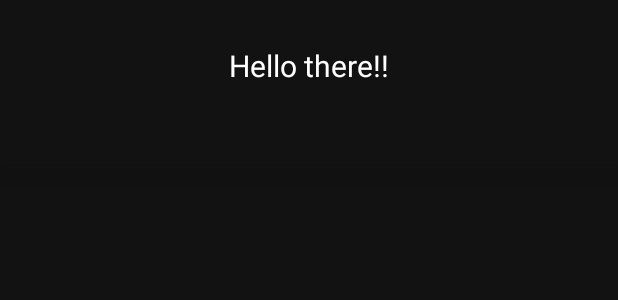
After one commit to sidsharma2002/PracticeApp, an Android app: the layout fragment_bottomsheet_home.xml on its own in the app's theme, with its tools: preview values and no code run, on a phone screen of 412 x 824 dp. The commit adds this screen. Shown: the top 300 px of the screen. Run offline under Robolectric (Android 15) with nearby library versions, the phone set to English and light mode, and no system bars.

Commit message:
bottomSheet half implemented

```diff
--- a/app/build.gradle
+++ b/app/build.gradle
@@ -32,7 +32,7 @@ android {
         jvmTarget = '1.8'
     }
     buildFeatures {
-        viewBinding = true
+        viewBinding true
     }
 }
 
@@ -43,6 +43,7 @@ dependencies {
     implementation 'com.google.android.material:material:1.4.0'
     implementation 'androidx.constraintlayout:constraintlayout:2.1.1'
     implementation("androidx.fragment:fragment-ktx:$fragment_version")
+    implementation 'com.android.databinding:viewbinding:7.0.3'
     // LiveData
     implementation "androidx.lifecycle:lifecycle-livedata-ktx:2.3.1"
     // workManager
--- /dev/null
+++ b/app/src/main/java/com/siddharth/practiceapp/adapter/MainFragmentsAdapter.kt
@@ -0,0 +1,6 @@
+package com.siddharth.practiceapp.adapter
+
+import androidx.recyclerview.widget.RecyclerView
+
+class MainFragmentsAdapter {
+}
--- a/app/src/main/java/com/siddharth/practiceapp/ui/activites/SplashActivity.kt
+++ b/app/src/main/java/com/siddharth/practiceapp/ui/activites/SplashActivity.kt
@@ -49,7 +49,7 @@ class SplashActivity : AppCompatActivity() {
      */
     private fun navigateToActivity() {
         lifecycleScope.launchWhenResumed {
-            delay(5000)
+            delay(100)
             runOnUiThread {
                 Intent(this@SplashActivity, MainActivity::class.java).also {
                     startActivity(it)
@@ -73,6 +73,6 @@ class SplashActivity : AppCompatActivity() {
     }
 
     private fun fetchFromServer() {
-        TODO("Not yet implemented")
+       // TODO("Not yet implemented")
     }
 }
--- a/app/src/main/java/com/siddharth/practiceapp/viewModels/ViewModelA.kt
+++ b/app/src/main/java/com/siddharth/practiceapp/viewModels/ViewModelA.kt
@@ -34,7 +34,7 @@ class ViewModelA @Inject constructor(private val repository: Repository) : ViewM
     init {
         repository.shouldCancel.value = false
         viewModelScope.launch(Dispatchers.IO) {
-            repository.fetchLikes(2)
+        //    repository.fetchLikes(2)
         }
     }
 
--- /dev/null
+++ b/app/src/main/res/layout/fragment_bottomsheet_home.xml
@@ -0,0 +1,36 @@
+<?xml version="1.0" encoding="utf-8"?>
+<LinearLayout xmlns:android="http://schemas.android.com/apk/res/android"
+    xmlns:app="http://schemas.android.com/apk/res-auto"
+    xmlns:tools="http://schemas.android.com/tools"
+    android:id="@+id/homeBottomSheet"
+    android:layout_width="match_parent"
+    android:layout_height="wrap_content"
+    android:background="?attr/colorOnSecondary"
+    android:elevation="20sp"
+    android:orientation="vertical"
+    android:padding="10dp"
+    app:behavior_hideable="true"
+    tools:context=".ui.fragments.MainBottomSheet"
+    app:layout_behavior="@string/bottom_sheet_behavior">
+
+    <com.google.android.material.textview.MaterialTextView
+        android:layout_width="wrap_content"
+        android:layout_height="wrap_content"
+        android:layout_gravity="center"
+        android:layout_marginTop="20sp"
+        android:layout_marginBottom="20sp"
+        android:text="Hello there!!"
+        android:textColor="@color/white"
+        android:textSize="20sp" />
+
+    <View
+        style="@style/CardView.Light"
+        android:layout_width="match_parent"
+        android:layout_height="2dp"
+        android:layout_marginBottom="20sp" />
+
+    <androidx.recyclerview.widget.RecyclerView
+        android:id="@+id/rv_fragments_home"
+        android:layout_width="match_parent"
+        android:layout_height="wrap_content" />
+</LinearLayout>
--- a/app/src/main/res/values/colors.xml
+++ b/app/src/main/res/values/colors.xml
@@ -9,5 +9,5 @@
     <color name="white">#FFFFFFFF</color>
     <color name = "blue">#3250C3</color>
     <color name="black_dark">#121213</color>
-    <color name="black_light">#2B2A2F</color>
+    <color name="black_light">#242327</color>
 </resources>
```
Also changed, not shown: app/src/main/java/com/siddharth/practiceapp/ui/activites/MainActivity.kt (+23 -1 lines), app/src/main/java/com/siddharth/practiceapp/ui/fragments/MainBottomSheet.kt (added, +52 -0 lines), app/src/main/res/layout/recycler_view_item.xml (added, +51 -0 lines), app/gradle.properties (added), app/src/main/res/layout/activity_main.xml (line endings or trailing spaces).
